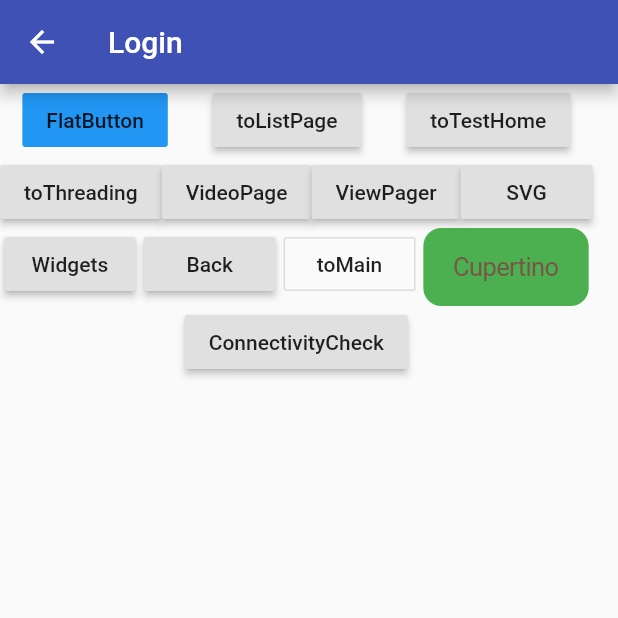
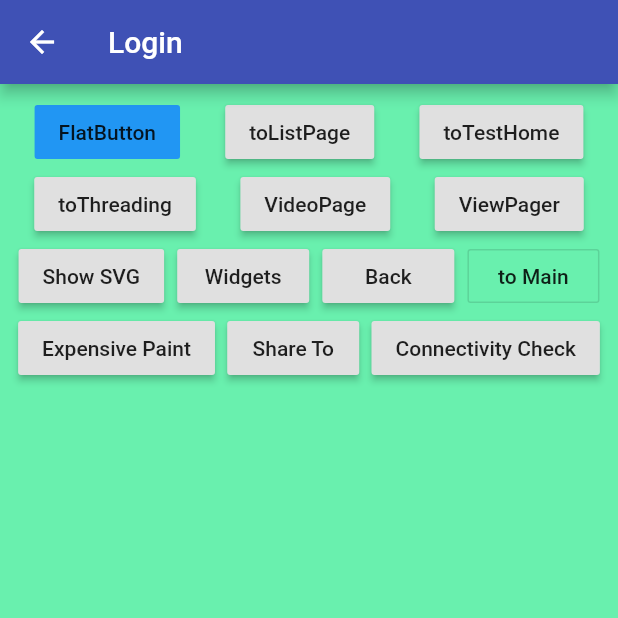
Before and after one commit to inpot/FlutterPractice, a Flutter app: the LoginPage screen opened directly, on a phone screen of 412 x 824 dp, the top half of it. Run offline on Flutter 3.47's test engine with Material 2 defaults, Android fonts, the phone set to English and light mode, and no system bars; our stand-ins replace cached_network_image, connectivity, dio, flutter_svg, share, toast and 1 more; project files that could hold a hidden picture were left out.

Commit message:
update vm, add expensive painter test

```diff
--- /dev/null
+++ b/lib/basevm.dart
@@ -0,0 +1,11 @@
+
+import 'package:connectivity/connectivity.dart';
+
+class BaseVm{
+
+   Future<bool> hasNet()async{
+    var netStat =  await Connectivity().checkConnectivity();
+    return netStat != ConnectivityResult.none;
+  }
+
+}
--- a/lib/list.dart
+++ b/lib/list.dart
@@ -53,11 +53,14 @@ class _ListBody extends StatelessWidget {
         case ListStatus.LOADING:
           emptyMsg = "Loading...";
           break;
-        case ListStatus.ERROR:
+        case ListStatus.EMPTY:
           emptyMsg = "No Content Here";
           break;
         case ListStatus.ERROR:
           emptyMsg = "Loading Error, try it later";
+          break;
+        case ListStatus.NO_NETWORK:
+          emptyMsg = "No Network, pleas check Network settings";
           break;
         default:
         emptyMsg = "No Initial...";
--- a/lib/login.dart
+++ b/lib/login.dart
@@ -5,7 +5,9 @@ import 'package:connectivity/connectivity.dart';
 import 'package:crypto/crypto.dart';
 import 'package:flutter/cupertino.dart';
 import 'package:flutter/material.dart';
+import 'package:share/share.dart';
 import 'package:test1/auth2.dart';
+import 'package:test1/expensive.dart';
 import 'package:test1/list.dart';
 import 'package:test1/main.dart';
 import 'package:test1/svg.dart';
@@ -16,6 +18,9 @@ import 'package:test1/widgets.dart';
 import 'package:toast/toast.dart';
 
 class LoginPage extends StatelessWidget {
+    var txt = r"""Fuchsia is an open source capability-based operating system currently being developed by Google. It first became known to the public when the project appeared on a self hosted form of git in August 2016 without any official announcement. The source documentation describes the reasoning behind the name as "Pink + Purple == Fuchsia (a new Operating System)"[1], which is a reference to Pink (Apple's first effort at a object-oriented, microkernel based operating system), and Purple (the original iPhone's codename)[2]. In contrast to prior Google-developed operating systems such as Chrome OS and Android, which are based on the Linux kernel, Fuchsia is based on a new microkernel called Zircon, named after the mineral.
+
+The GitHub project suggests Fuchsia can run on many platforms, from embedded systems to smartphones, tablets, and personal computers. In May 2017, Fuchsia was updated with a user interface, along with a developer writing that the project was not a "dumping ground of a dead thing", prompting media speculation about Google's intentions with the operating system, including the possibility of it replacing Android. On July 1, 2019 Google announced the homepage of the project, fuchsia.dev, which provides source code and documentation for the newly announced operating system.[3]""";
 
   @override
   Widget build(BuildContext context) {
@@ -23,17 +28,24 @@ class LoginPage extends StatelessWidget {
       appBar: AppBar(
         title: Text("Login"),
       ),
-      body: Wrap(
+      body: Container(
+        width: double.infinity,
+        height: double.infinity,
+        padding: EdgeInsets.all(8),
+        color: Colors.greenAccent,
+              child: SingleChildScrollView(
+                              child: Wrap(
           alignment: WrapAlignment.spaceAround,
           runAlignment: WrapAlignment.start,
           children: <Widget>[
+
+            //Text(txt),
             FlatButton(
                 child: Text("FlatButton"),
                 onPressed: () {
                   var bytes = utf8.encode("input");
                   var encoded = sha256.convert(bytes);
                   print("encode : $encoded");
-
                 },
                 color: Colors.blue,
                 colorBrightness: Brightness.light,
@@ -43,55 +55,61 @@ class LoginPage extends StatelessWidget {
                 child: Text("toListPage"),
                 onPressed: () {
                   print("flatbutton");
-          Navigator.push(context, MaterialPageRoute(builder: (context)=> ListPage()));
+                  Navigator.push(
+                      context, MaterialPageRoute(builder: (context) => ListPage()));
                 },
             ),
             RaisedButton(
                 child: Text("toTestHome"),
                 onPressed: () {
                   print("flatbutton");
-              Navigator.push(context, MaterialPageRoute(builder: (context)=>TestHome()));
+                  Navigator.push(
+                      context, MaterialPageRoute(builder: (context) => TestHome()));
                 },
             ),
             RaisedButton(
                 child: Text("toThreading"),
                 onPressed: () {
                   print("flatbutton");
-              Navigator.push(context, MaterialPageRoute(builder: (context)=> ThreadPage()));
+                  Navigator.push(context,
+                      MaterialPageRoute(builder: (context) => ThreadPage()));
                 },
             ),
-
             RaisedButton(
                 child: Text("VideoPage"),
                 onPressed: () {
                   print("flatbutton");
-              Navigator.push(context, MaterialPageRoute(builder: (context)=>VideoPage()));
+                  Navigator.push(context,
+                      MaterialPageRoute(builder: (context) => VideoPage()));
                 },
             ),
             RaisedButton(
                 child: Text("ViewPager"),
                 onPressed: () {
                   print("flatbutton");
-              Navigator.push(context, MaterialPageRoute(builder: (context)=>Auth()));
+                  Navigator.push(
+                      context, MaterialPageRoute(builder: (context) => Auth()));
                 },
             ),
             RaisedButton(
-            child: Text("SVG"),
+                child: Text("Show SVG"),
                 onPressed: () async {
                   print("flatbutton");
 
                   final String assetName = 'assets/lizard.svg';
                   var svg = await DefaultAssetBundle.of(context).load(assetName);
                   var data = svg.buffer.asUint8List();
-              Navigator.push(context, MaterialPageRoute(builder: (context)=>SvgPage(svgData: data,)));
-
+                  Navigator.push(
+                      context,
+                      MaterialPageRoute(
+                          builder: (context) => SvgPage()));
                 },
             ),
             RaisedButton(
                 child: Text("Widgets"),
                 onPressed: () {
                   print("flatbutton");
-              Navigator.push(context, MaterialPageRoute(builder: (context)=>WidgetsPage()));
+                  Navigator.push(context, MaterialPageRoute(builder: (context) => WidgetsPage()));
                 },
             ),
             RaisedButton(
@@ -102,7 +120,7 @@ class LoginPage extends StatelessWidget {
                 },
             ),
             OutlineButton(
-            child: Text("toMain"),
+                child: Text("to Main"),
                 onPressed: () => {
                   Navigator.pushAndRemoveUntil(
                       context,
@@ -110,17 +128,34 @@ class LoginPage extends StatelessWidget {
                       (route) => false)
                 },
             ),
-          CupertinoButton(child: Text("Cupertino"), onPressed: ()=>print("Cupertino click"), color: Colors.green),
-          RaisedButton(child: Text("ConnectivityCheck"), onPressed: ()async{
+            RaisedButton(
+                child: Text("Expensive Paint"),
+                onPressed: () {
+                  Navigator.push( context, MaterialPageRoute(builder: (context) => ExpensivePage()),);
+                },
+            ),
+            RaisedButton(
+                child: Text("Share To"),
+                onPressed: () async {
+                  Share.share("zzzzzzzzzzzzz", subject: "subject");
+                },
+            ),
+            RaisedButton(
+                child: Text("Connectivity Check"),
+                onPressed: () async {
                   var status = await (Connectivity().checkConnectivity());
                   Toast.show("Current Network is $status", context);
+                  var dt = DateTime.now().add(Duration(days: 120, hours: 6));
+                  print("$dt");
+                },
+            ),
 
-          },),
           ],
+        ),
+              ),
       ),
     );
   }
-
 }
 
 class User {
--- a/lib/main.dart
+++ b/lib/main.dart
@@ -1,9 +1,11 @@
 import 'package:flutter/foundation.dart';
 import 'package:flutter/material.dart';
+import 'package:flutter/rendering.dart';
 import 'package:test1/splash.dart';
 import 'dart:math' as math;
 
 void main() {
+  debugRepaintRainbowEnabled = true;
   debugDefaultTargetPlatformOverride = TargetPlatform.android;
   runApp(MyApp());
 }
--- a/pubspec.yaml
+++ b/pubspec.yaml
@@ -35,6 +35,7 @@ dependencies:
   crypto: ^2.1.3
   toast: ^0.1.5
   connectivity: ^0.4.6+2
+  share: ^0.6.3+5
 
 dev_dependencies:
   flutter_test:
```
Also changed, not shown: lib/baselist.dart (+11 -1 lines), lib/expensive.dart (added, +102 -0 lines), lib/splash.dart (+4 -4 lines), lib/svg.dart (+26 -13 lines), 1 other file. Lines whose indentation alone changed are shown as unchanged.
